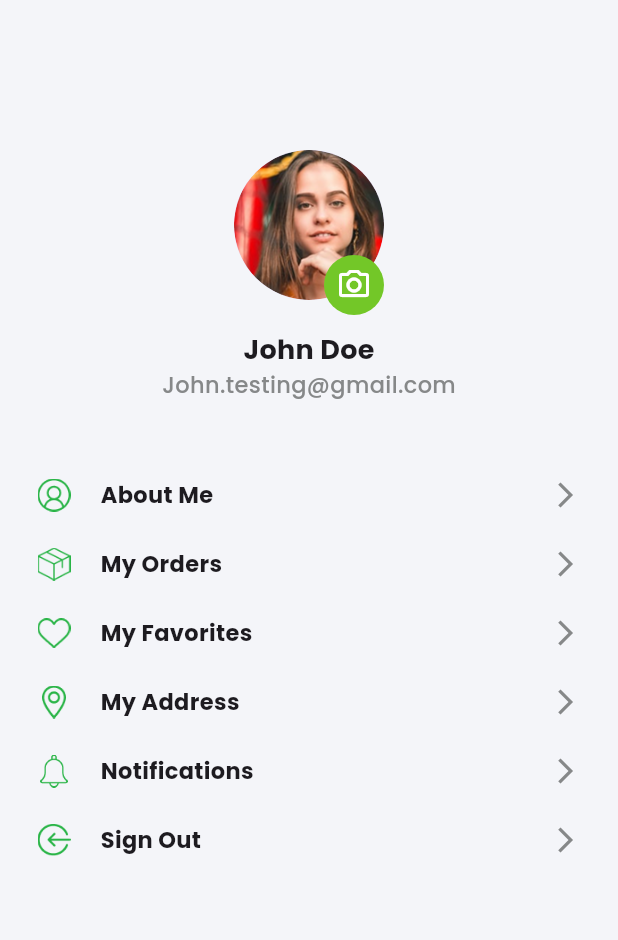
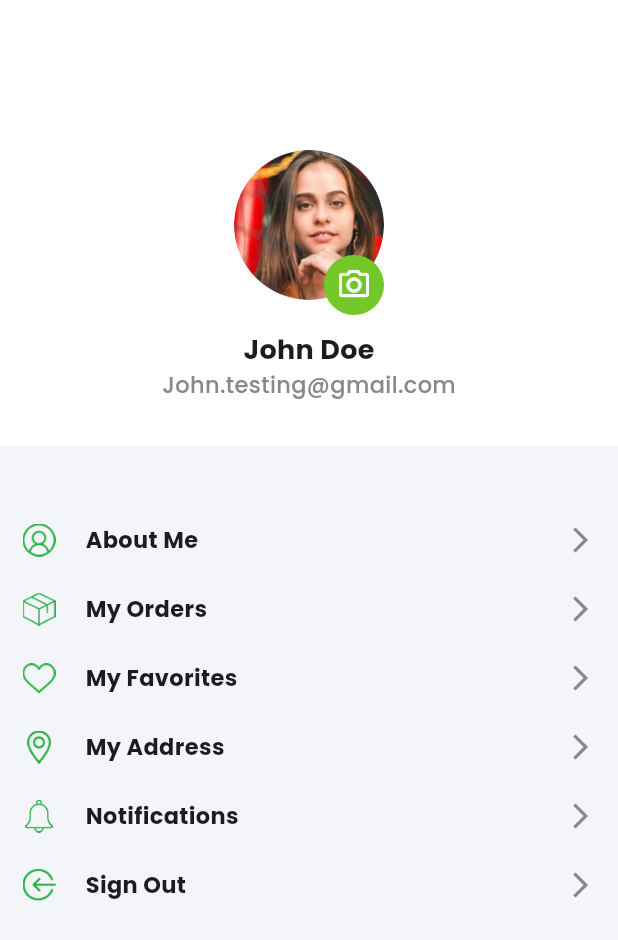
Before and after one commit to Megan-IT-Solution/Niligiris-User-App, a Flutter app: the ProfileScreen screen opened directly, on a phone screen of 412 x 824 dp. Shown: the top 940 px of the screen. Run offline on Flutter 3.47's test engine with Material 3 defaults, Android fonts, the phone set to English and light mode, and no system bars; our stand-ins replace carousel_slider, get, google_fonts, smooth_page_indicator.

Commit message:
My Address Screen Done

```diff
--- a/lib/screens/custom_navbar/profile/my_orders/my_orders_screen.dart
+++ b/lib/screens/custom_navbar/profile/my_orders/my_orders_screen.dart
@@ -12,7 +12,6 @@ class MyOrdersScreen extends StatefulWidget {
 }
 
 class _MyOrdersScreenState extends State<MyOrdersScreen> {
-  bool _showOrderDetails = false;
   @override
   Widget build(BuildContext context) {
     return Scaffold(
--- a/lib/screens/custom_navbar/profile/my_orders/widgets/order_card_widget.dart
+++ b/lib/screens/custom_navbar/profile/my_orders/widgets/order_card_widget.dart
@@ -16,7 +16,10 @@ class _OrderCardWidgetState extends State<OrderCardWidget> {
   Widget build(BuildContext context) {
     return Container(
       margin: EdgeInsets.symmetric(vertical: 10),
-      decoration: BoxDecoration(color: AppColors.primaryWhite),
+      decoration: BoxDecoration(
+        color: AppColors.primaryWhite,
+        borderRadius: BorderRadius.circular(6),
+      ),
       child: Padding(
         padding: const EdgeInsets.symmetric(horizontal: 12, vertical: 12),
         child: Column(
--- a/lib/screens/custom_navbar/profile/profile_screen.dart
+++ b/lib/screens/custom_navbar/profile/profile_screen.dart
@@ -2,6 +2,7 @@ import 'package:flutter/material.dart';
 import 'package:get/get.dart';
 import 'package:nilgiris/constants/app_colors.dart';
 import 'package:nilgiris/screens/custom_navbar/profile/about_me/about_me_screen.dart';
+import 'package:nilgiris/screens/custom_navbar/profile/my_address/my_address_screen.dart';
 import 'package:nilgiris/screens/custom_navbar/profile/my_orders/my_orders_screen.dart';
 import 'package:nilgiris/screens/custom_navbar/profile/widgets/profile_header_widget.dart';
 import 'package:nilgiris/screens/custom_navbar/profile/widgets/profile_tile_widget.dart';
@@ -13,9 +14,7 @@ class ProfileScreen extends StatelessWidget {
   Widget build(BuildContext context) {
     return Scaffold(
       backgroundColor: AppColors.bgColor,
-      body: Padding(
-        padding: const EdgeInsets.symmetric(horizontal: 15),
-        child: Column(
+      body: Column(
         children: [
           ProfileHeaderWidget(),
           SizedBox(height: 40),
@@ -34,12 +33,17 @@ class ProfileScreen extends StatelessWidget {
             title: "My Orders",
           ),
           ProfileTileWidget(icon: "favorite", title: "My Favorites"),
-            ProfileTileWidget(icon: "address", title: "My Address"),
+          ProfileTileWidget(
+            onPressed: () {
+              Get.to(MyAddressScreen());
+            },
+            icon: "address",
+            title: "My Address",
+          ),
           ProfileTileWidget(icon: "notification", title: "Notifications"),
           ProfileTileWidget(icon: "logout", title: "Sign Out"),
         ],
       ),
-      ),
     );
   }
 }
--- a/lib/screens/custom_navbar/profile/widgets/profile_header_widget.dart
+++ b/lib/screens/custom_navbar/profile/widgets/profile_header_widget.dart
@@ -1,4 +1,5 @@
 import 'package:flutter/material.dart';
+import 'package:get/get.dart';
 
 import '../../../../constants/app_colors.dart';
 import '../../../../constants/app_text_styles.dart';
@@ -8,7 +9,10 @@ class ProfileHeaderWidget extends StatelessWidget {
 
   @override
   Widget build(BuildContext context) {
-    return Column(
+    return Container(
+      width: Get.width,
+      color: AppColors.primaryWhite,
+      child: Column(
         children: [
           SizedBox(height: 100),
           Center(
@@ -46,7 +50,9 @@ class ProfileHeaderWidget extends StatelessWidget {
             "John.testing@gmail.com",
             style: AppTextStyles.h1.copyWith(color: AppColors.lightGrey),
           ),
+          SizedBox(height: 30),
         ],
+      ),
     );
   }
 }
--- a/lib/screens/custom_navbar/profile/widgets/profile_tile_widget.dart
+++ b/lib/screens/custom_navbar/profile/widgets/profile_tile_widget.dart
@@ -16,7 +16,7 @@ class ProfileTileWidget extends StatelessWidget {
   @override
   Widget build(BuildContext context) {
     return Padding(
-      padding: const EdgeInsets.symmetric(horizontal: 10, vertical: 12),
+      padding: const EdgeInsets.symmetric(horizontal: 15, vertical: 12),
       child: GestureDetector(
         onTap: onPressed,
         child: Row(
```
Also changed, not shown: lib/screens/custom_navbar/profile/my_address/my_address_screen.dart (added, +29 -0 lines), lib/screens/custom_navbar/profile/my_address/widgets/address_card_widget.dart (added, +55 -0 lines). Lines whose indentation alone changed are shown as unchanged.
